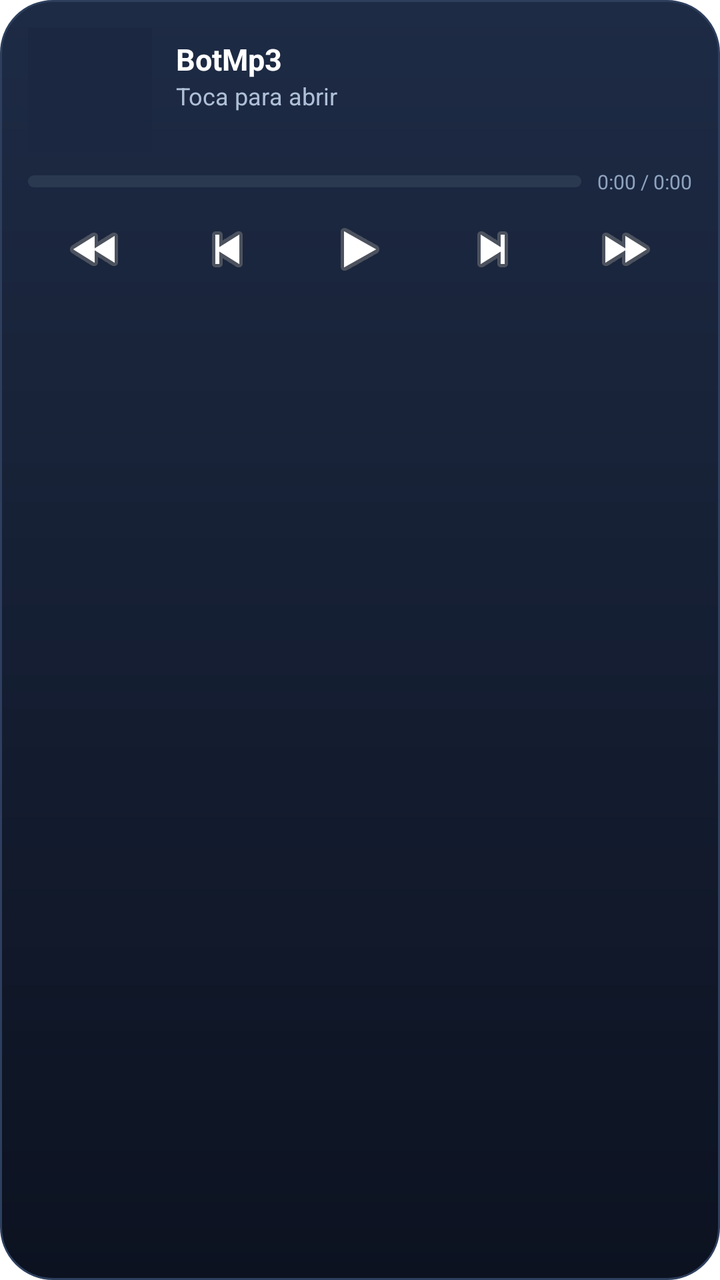
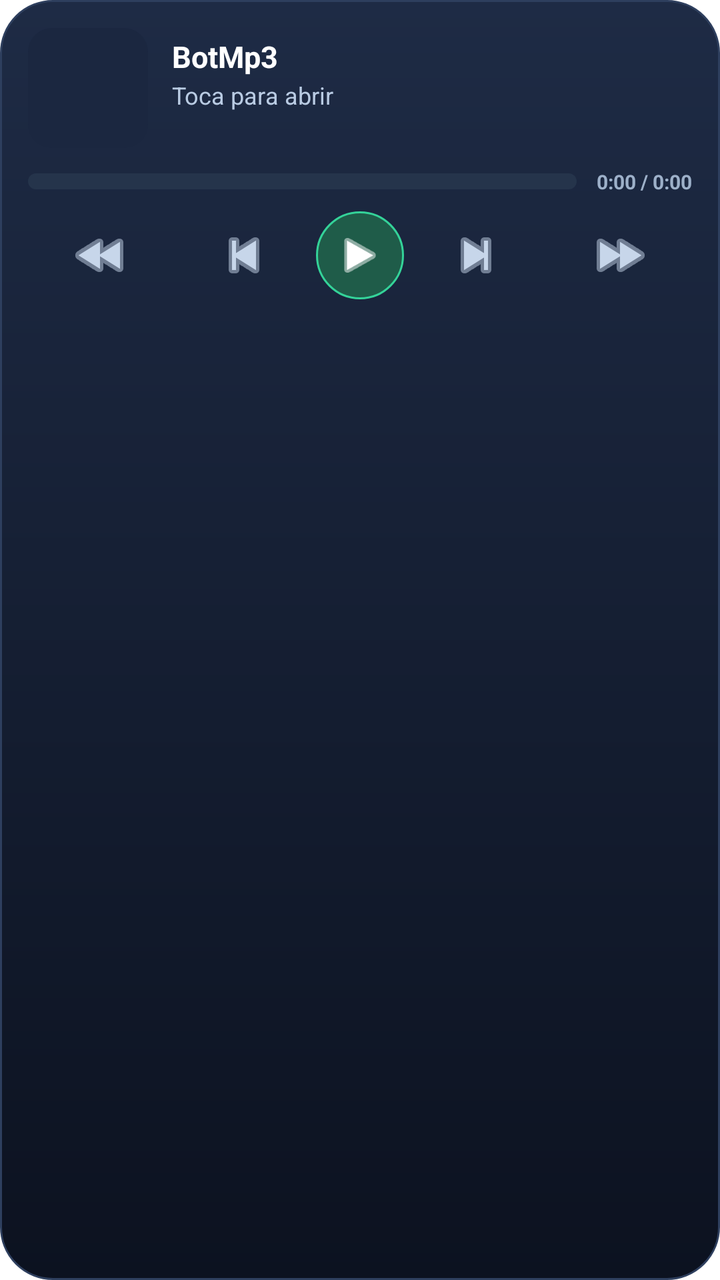

Compare the two renders of this Android layout. The source of the first and the diff that turns it into the second are given below.
<!-- AndroidManifest.xml: fallback theme Theme.MaterialComponents.DayNight.NoActionBar -->
<!-- res/layout/widget_botmp3.xml -->
<?xml version="1.0" encoding="utf-8"?>
<LinearLayout xmlns:android="http://schemas.android.com/apk/res/android"
    android:id="@+id/widget_raiz"
    android:layout_width="match_parent"
    android:layout_height="match_parent"
    android:background="@drawable/widget_fondo"
    android:orientation="vertical"
    android:padding="14dp">

    <LinearLayout
        android:layout_width="match_parent"
        android:layout_height="wrap_content"
        android:gravity="center_vertical"
        android:orientation="horizontal">

        <ImageView
            android:id="@+id/widget_portada"
            android:layout_width="62dp"
            android:layout_height="62dp"
            android:background="#1B2740"
            android:contentDescription="Carátula"
            android:scaleType="centerCrop" />

        <LinearLayout
            android:layout_width="0dp"
            android:layout_height="wrap_content"
            android:layout_marginStart="12dp"
            android:layout_weight="1"
            android:orientation="vertical">

            <TextView
                android:id="@+id/widget_titulo"
                android:layout_width="match_parent"
                android:layout_height="wrap_content"
                android:ellipsize="end"
                android:maxLines="1"
                android:text="BotMp3"
                android:textColor="#FFFFFF"
                android:textSize="15sp"
                android:textStyle="bold" />

            <TextView
                android:id="@+id/widget_artista"
                android:layout_width="match_parent"
                android:layout_height="wrap_content"
                android:ellipsize="end"
                android:maxLines="1"
                android:text="Toca para abrir"
                android:textColor="#AFC0D6"
                android:textSize="12sp" />

            <TextView
                android:id="@+id/widget_album"
                android:layout_width="match_parent"
                android:layout_height="wrap_content"
                android:ellipsize="end"
                android:maxLines="1"
                android:text=""
                android:textColor="#7D92AD"
                android:textSize="11sp" />
        </LinearLayout>
    </LinearLayout>

    <LinearLayout
        android:layout_width="match_parent"
        android:layout_height="wrap_content"
        android:layout_marginTop="8dp"
        android:gravity="center_vertical"
        android:orientation="horizontal">

        <ProgressBar
            android:id="@+id/widget_progreso"
            style="@android:style/Widget.ProgressBar.Horizontal"
            android:layout_width="0dp"
            android:layout_height="6dp"
            android:layout_weight="1"
            android:max="100"
            android:progress="0"
            android:progressBackgroundTint="#2A3850"
            android:progressTint="#34D399" />

        <TextView
            android:id="@+id/widget_tiempo"
            android:layout_width="wrap_content"
            android:layout_height="wrap_content"
            android:layout_marginStart="8dp"
            android:text="0:00 / 0:00"
            android:textColor="#8FA3BF"
            android:textSize="10sp" />
    </LinearLayout>

    <LinearLayout
        android:layout_width="match_parent"
        android:layout_height="wrap_content"
        android:layout_marginTop="6dp"
        android:gravity="center_vertical"
        android:orientation="horizontal">

        <ImageButton
            android:id="@+id/widget_rewind"
            android:layout_width="0dp"
            android:layout_height="42dp"
            android:layout_weight="1"
            android:background="#00000000"
            android:contentDescription="Atrasar 10 segundos"
            android:scaleType="centerInside"
            android:src="@android:drawable/ic_media_rew" />
        <ImageButton
            android:id="@+id/widget_prev"
            android:layout_width="0dp"
            android:layout_height="42dp"
            android:layout_weight="1"
            android:background="#00000000"
            android:contentDescription="Anterior"
            android:scaleType="centerInside"
            android:src="@android:drawable/ic_media_previous" />

        <ImageButton
            android:id="@+id/widget_play"
            android:layout_width="0dp"
            android:layout_height="42dp"
            android:layout_weight="1"
            android:background="#00000000"
            android:contentDescription="Reproducir o pausar"
            android:scaleType="centerInside"
            android:src="@android:drawable/ic_media_play" />

        <ImageButton
            android:id="@+id/widget_next"
            android:layout_width="0dp"
            android:layout_height="42dp"
            android:layout_weight="1"
            android:background="#00000000"
            android:contentDescription="Siguiente"
            android:scaleType="centerInside"
            android:src="@android:drawable/ic_media_next" />
        <ImageButton
            android:id="@+id/widget_forward"
            android:layout_width="0dp"
            android:layout_height="42dp"
            android:layout_weight="1"
            android:background="#00000000"
            android:contentDescription="Adelantar 10 segundos"
            android:scaleType="centerInside"
            android:src="@android:drawable/ic_media_ff" />
    </LinearLayout>
</LinearLayout>
<!-- resources referenced by this layout -->
<resources>
  <!-- drawable widget_fondo (drawable) -->
  <?xml version="1.0" encoding="utf-8"?>
  <shape xmlns:android="http://schemas.android.com/apk/res/android"
      android:shape="rectangle">
      <gradient
          android:angle="270"
          android:endColor="#0C1220"
          android:startColor="#1E2B45" />
      <corners android:radius="26dp" />
      <stroke
          android:width="1dp"
          android:color="#2E3F5E" />
  </shape>
</resources>

<!-- the commit's change to res/layout/widget_botmp3.xml (unified diff, before → after) -->
@@ -15,9 +15,9 @@
 
         <ImageView
             android:id="@+id/widget_portada"
-            android:layout_width="62dp"
-            android:layout_height="62dp"
-            android:background="#1B2740"
+            android:layout_width="60dp"
+            android:layout_height="60dp"
+            android:background="@drawable/widget_portada"
             android:contentDescription="Carátula"
             android:scaleType="centerCrop" />
 
@@ -43,10 +43,11 @@
                 android:id="@+id/widget_artista"
                 android:layout_width="match_parent"
                 android:layout_height="wrap_content"
+                android:layout_marginTop="1dp"
                 android:ellipsize="end"
                 android:maxLines="1"
                 android:text="Toca para abrir"
-                android:textColor="#AFC0D6"
+                android:textColor="#B9CBE3"
                 android:textSize="12sp" />
 
             <TextView
@@ -56,9 +57,37 @@
                 android:ellipsize="end"
                 android:maxLines="1"
                 android:text=""
-                android:textColor="#7D92AD"
-                android:textSize="11sp" />
+                android:textColor="#71839B"
+                android:textSize="10.5sp" />
         </LinearLayout>
+    </LinearLayout>
+
+    <LinearLayout
+        android:layout_width="match_parent"
+        android:layout_height="wrap_content"
+        android:layout_marginTop="10dp"
+        android:gravity="center_vertical"
+        android:orientation="horizontal">
+
+        <ProgressBar
+            android:id="@+id/widget_progreso"
+            style="@android:style/Widget.ProgressBar.Horizontal"
+            android:layout_width="0dp"
+            android:layout_height="8dp"
+            android:layout_weight="1"
+            android:max="100"
+            android:progress="0"
+            android:progressDrawable="@drawable/widget_progreso" />
+
+        <TextView
+            android:id="@+id/widget_tiempo"
+            android:layout_width="wrap_content"
+            android:layout_height="wrap_content"
+            android:layout_marginStart="10dp"
+            android:text="0:00 / 0:00"
+            android:textColor="#9DB0C9"
+            android:textSize="10sp"
+            android:textStyle="bold" />
     </LinearLayout>
 
     <LinearLayout
@@ -68,80 +97,59 @@
         android:gravity="center_vertical"
         android:orientation="horizontal">
 
-        <ProgressBar
-            android:id="@+id/widget_progreso"
-            style="@android:style/Widget.ProgressBar.Horizontal"
-            android:layout_width="0dp"
-            android:layout_height="6dp"
-            android:layout_weight="1"
-            android:max="100"
-            android:progress="0"
-            android:progressBackgroundTint="#2A3850"
-            android:progressTint="#34D399" />
-
-        <TextView
-            android:id="@+id/widget_tiempo"
-            android:layout_width="wrap_content"
-            android:layout_height="wrap_content"
-            android:layout_marginStart="8dp"
-            android:text="0:00 / 0:00"
-            android:textColor="#8FA3BF"
-            android:textSize="10sp" />
-    </LinearLayout>
-
-    <LinearLayout
-        android:layout_width="match_parent"
-        android:layout_height="wrap_content"
-        android:layout_marginTop="6dp"
-        android:gravity="center_vertical"
-        android:orientation="horizontal">
-
         <ImageButton
             android:id="@+id/widget_rewind"
             android:layout_width="0dp"
-            android:layout_height="42dp"
+            android:layout_height="40dp"
             android:layout_weight="1"
             android:background="#00000000"
             android:contentDescription="Atrasar 10 segundos"
             android:scaleType="centerInside"
-            android:src="@android:drawable/ic_media_rew" />
+            android:src="@android:drawable/ic_media_rew"
+            android:tint="#C7D6EA" />
+
         <ImageButton
             android:id="@+id/widget_prev"
             android:layout_width="0dp"
-            android:layout_height="42dp"
+            android:layout_height="40dp"
             android:layout_weight="1"
             android:background="#00000000"
             android:contentDescription="Anterior"
             android:scaleType="centerInside"
-            android:src="@android:drawable/ic_media_previous" />
+            android:src="@android:drawable/ic_media_previous"
+            android:tint="#C7D6EA" />
 
         <ImageButton
             android:id="@+id/widget_play"
-            android:layout_width="0dp"
-            android:layout_height="42dp"
-            android:layout_weight="1"
-            android:background="#00000000"
+            android:layout_width="44dp"
+            android:layout_height="44dp"
+            android:background="@drawable/widget_play_fondo"
             android:contentDescription="Reproducir o pausar"
+            android:padding="9dp"
             android:scaleType="centerInside"
-            android:src="@android:drawable/ic_media_play" />
+            android:src="@android:drawable/ic_media_play"
+            android:tint="#FFFFFF" />
 
         <ImageButton
             android:id="@+id/widget_next"
             android:layout_width="0dp"
-            android:layout_height="42dp"
+            android:layout_height="40dp"
             android:layout_weight="1"
             android:background="#00000000"
             android:contentDescription="Siguiente"
             android:scaleType="centerInside"
-            android:src="@android:drawable/ic_media_next" />
+            android:src="@android:drawable/ic_media_next"
+            android:tint="#C7D6EA" />
+
         <ImageButton
             android:id="@+id/widget_forward"
             android:layout_width="0dp"
-            android:layout_height="42dp"
+            android:layout_height="40dp"
             android:layout_weight="1"
             android:background="#00000000"
             android:contentDescription="Adelantar 10 segundos"
             android:scaleType="centerInside"
-            android:src="@android:drawable/ic_media_ff" />
+            android:src="@android:drawable/ic_media_ff"
+            android:tint="#C7D6EA" />
     </LinearLayout>
 </LinearLayout>
<!-- resource entries referenced after the edit -->
@@ -13,5 +13,35 @@
           android:width="1dp"
           android:color="#2E3F5E" />
   </shape>
+  <!-- drawable widget_play_fondo (drawable) -->
+  <?xml version="1.0" encoding="utf-8"?>
+  <shape xmlns:android="http://schemas.android.com/apk/res/android" android:shape="oval">
+      <solid android:color="#1F5C49" />
+      <stroke android:width="1dp" android:color="#34D399" />
+  </shape>
+  <!-- drawable widget_portada (drawable) -->
+  <?xml version="1.0" encoding="utf-8"?>
+  <shape xmlns:android="http://schemas.android.com/apk/res/android" android:shape="rectangle">
+      <corners android:radius="12dp" />
+      <solid android:color="#1B2740" />
+  </shape>
+  <!-- drawable widget_progreso (drawable) -->
+  <?xml version="1.0" encoding="utf-8"?>
+  <layer-list xmlns:android="http://schemas.android.com/apk/res/android">
+      <item android:id="@android:id/background">
+          <shape android:shape="rectangle">
+              <corners android:radius="4dp" />
+              <solid android:color="#25344B" />
+          </shape>
+      </item>
+      <item android:id="@android:id/progress">
+          <clip>
+              <shape android:shape="rectangle">
+                  <corners android:radius="4dp" />
+                  <gradient android:startColor="#34D399" android:endColor="#10B981" android:angle="0" />
+              </shape>
+          </clip>
+      </item>
+  </layer-list>
 </resources>
 
